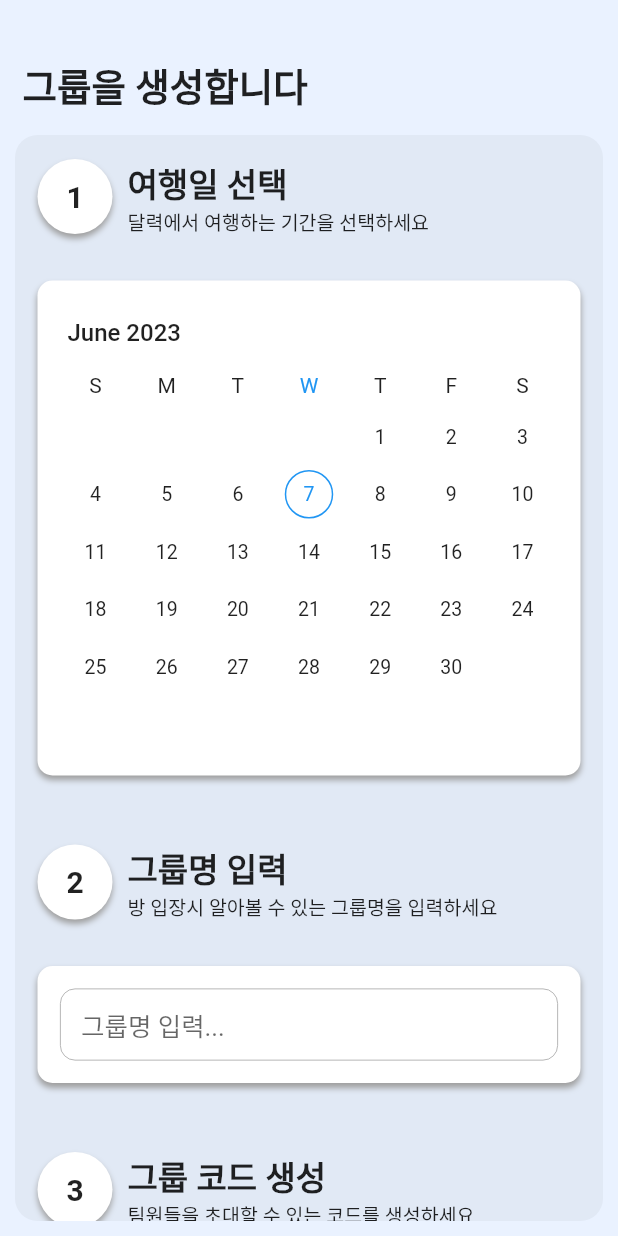
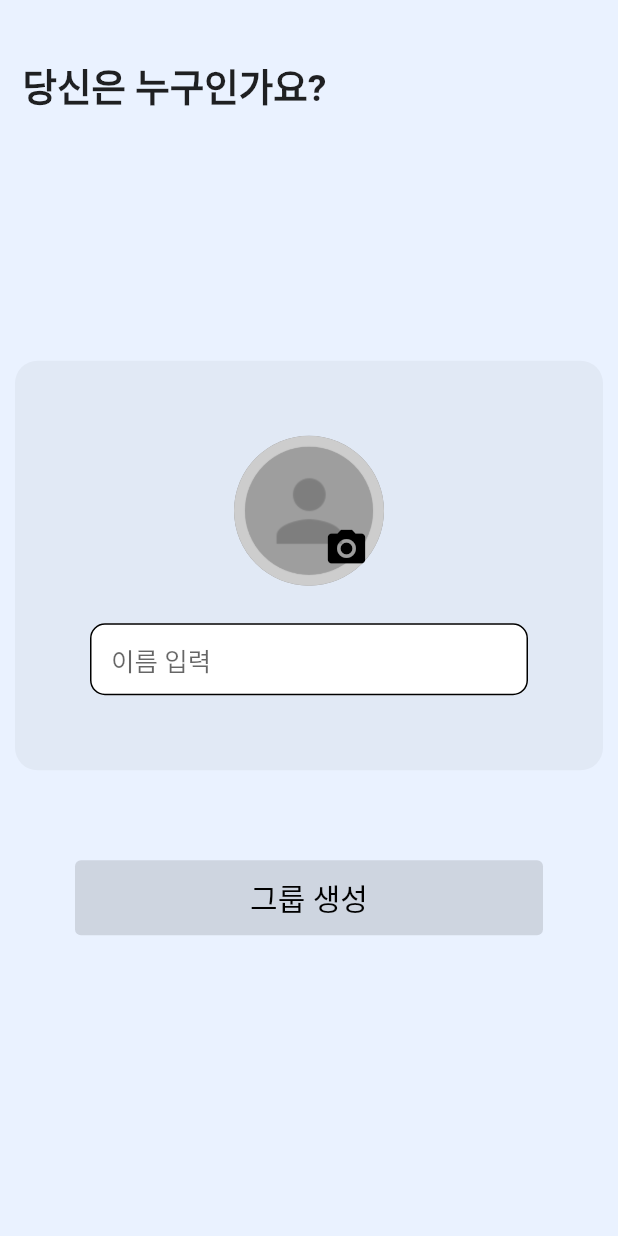
Before and after one commit to MoraeCastle/GoTogether, a Flutter app: the screen it shows after launch, after a tap on "새 그룹 만들기", on a phone screen of 412 x 824 dp. Run offline on Flutter 3.47's test engine with Material 2 defaults, Android fonts, the light colour scheme and no system bars; drawn by our look-alikes of syncfusion_flutter_datepicker; our stand-ins replace bot_toast, firebase_core, firebase_database, flutter_dotenv, google_maps_flutter, image_picker; missing offline and left inert: random_text_reveal; accounts and stored records are empty.

Commit message:
유저추가 씬 액션 구현
- 유저추가 씬 추가.
- 이미지 피커(갤러리 가져오기) 라이브러리 추가.
- 코틀린 버전 최신화.

```diff
--- /dev/null
+++ b/lib/screens/addUser_screen.dart
@@ -0,0 +1,237 @@
+import 'package:bot_toast/bot_toast.dart';
+import 'package:flutter/material.dart';
+import 'package:random_text_reveal/random_text_reveal.dart';
+import '../utils/system_util.dart';
+import 'package:image_picker/image_picker.dart';
+import 'dart:io';
+
+/// 유저추가 씬
+class AddUserView extends StatefulWidget {
+  const AddUserView({Key? key}) : super(key: key);
+
+  @override
+  State<StatefulWidget> createState() => _AddUserView();
+}
+
+class _AddUserView extends State<AddUserView> {
+  // 그룹정보 입력 여부
+  bool isAllTyped = false;
+
+  bool isDateCheck = false;
+  bool isGeneratedCode = false;
+
+  Color checkValueColor = const Color.fromARGB(255, 159, 195, 255);
+
+  // 그룹명 입력 컨트롤러
+  TextEditingController groupNameController = TextEditingController();
+
+  String groupCode = '';
+
+  // 그룹코드 위젯
+  final GlobalKey<RandomTextRevealState> globalKey = GlobalKey();
+
+  XFile? _imageFile; // 카메라/갤러리에서 사진 가져올 때 사용함 (image_picker)
+  final ImagePicker _picker =
+      ImagePicker(); // 카메라/갤러리에서 사진 가져올 때 사용함 (image_picker)
+
+  // 다음으로 넘어가기
+  VoidCallback createGroupAction = () {
+    BotToast.showText(text: '그룹을 생성합니다...');
+  };
+
+  // 다음 버튼 활성화 체크
+  void setAllTypeState() {
+    setState(() {
+      // 변경값 알려주기
+      isAllTyped = isDateCheck &&
+          groupNameController.value.text.isNotEmpty &&
+          groupCode.isNotEmpty;
+    });
+  }
+
+  @override
+  void initState() {
+    super.initState();
+
+    groupCode = SystemUtil.generateGroupCode();
+  }
+
+  @override
+  Widget build(BuildContext context) {
+    return Scaffold(
+        backgroundColor: const Color.fromARGB(255, 234, 242, 255),
+        body: Stack(
+          children: [
+            Column(
+              children: [
+                Container(
+                    margin: const EdgeInsets.only(top: 30),
+                    width: double.infinity,
+                    height: 50,
+                    alignment: Alignment.bottomLeft,
+                    child: const Padding(
+                      padding: EdgeInsets.only(left: 15, bottom: 5),
+                      child: Text(
+                        '당신은 누구인가요?',
+                        style: TextStyle(
+                            fontSize: 25, fontWeight: FontWeight.bold),
+                      ),
+                    )),
+                Expanded(
+                    child: Column(
+                  mainAxisAlignment: MainAxisAlignment.center,
+                  children: [
+                    Center(
+                      child: Container(
+                          margin: const EdgeInsets.all(10),
+                          padding: const EdgeInsets.all(50),
+                          decoration: BoxDecoration(
+                            color: Colors.black.withAlpha(10),
+                            borderRadius: BorderRadius.circular(15),
+                          ),
+                          child: Column(
+                            children: [
+                              imageProfile(),
+                              SizedBox(
+                                height: 25,
+                              ),
+                              TextField(
+                                controller: TextEditingController(),
+                                decoration: const InputDecoration(
+                                  filled: true,
+                                  fillColor: Colors.white,
+                                  hintText: '이름 입력',
+                                  contentPadding: EdgeInsets.only(
+                                      left: 14.0, bottom: 8.0, top: 8.0),
+                                  enabledBorder: OutlineInputBorder(
+                                    borderSide: BorderSide(
+                                        color: Colors.black, width: 1),
+                                    borderRadius:
+                                        BorderRadius.all(Radius.circular(10)),
+                                  ),
+                                  focusedBorder: OutlineInputBorder(
+                                    borderSide: BorderSide(
+                                        color: Colors.black, width: 1.0),
+                                    borderRadius:
+                                        BorderRadius.all(Radius.circular(10)),
+                                  ),
+                                ),
+                                style: const TextStyle(),
+                              ),
+                            ],
+                          )),
+                    ),
+                    Container(
+                      padding: const EdgeInsets.all(50),
+                      height: 150,
+                      width: double.infinity,
+                      child: ElevatedButton(
+                          onPressed: isAllTyped ? createGroupAction : null,
+                          style: ElevatedButton.styleFrom(
+                              backgroundColor:
+                                  const Color.fromARGB(255, 139, 174, 255),
+                              elevation: 5),
+                          child: const Text(
+                            '그룹 생성',
+                            style: TextStyle(fontSize: 20, color: Colors.black),
+                          )),
+                    ),
+                  ],
+                ))
+              ],
+            ),
+          ],
+        ));
+  }
+
+  Widget imageProfile() {
+    return Center(
+      child: Stack(
+        children: <Widget>[
+          CircleAvatar(
+            radius: 50,
+            backgroundColor: Colors.grey,
+            backgroundImage: _imageFile == null
+                ? const AssetImage('assets/images/profile_back.png')
+                : Image.file(
+                    File(_imageFile!.path),
+                    fit: BoxFit.cover,
+                  ).image,
+          ),
+          Positioned(
+              bottom: 10,
+              right: 10,
+              child: InkWell(
+                onTap: () {
+                  showModalBottomSheet(
+                      context: context, builder: ((builder) => bottomSheet()));
+                },
+                child: const Icon(
+                  Icons.camera_alt,
+                  color: Colors.black,
+                  size: 30,
+                ),
+              ))
+        ],
+      ),
+    );
+  }
+
+  Widget bottomSheet() {
+    return Container(
+        height: 100,
+        width: MediaQuery.of(context).size.width,
+        margin: EdgeInsets.symmetric(horizontal: 20, vertical: 20),
+        child: Column(
+          children: <Widget>[
+            Text(
+              '프로필 등록',
+              style: TextStyle(
+                fontSize: 20,
+              ),
+            ),
+            SizedBox(
+              height: 20,
+            ),
+            Row(
+              mainAxisAlignment: MainAxisAlignment.spaceBetween,
+              children: <Widget>[
+                ElevatedButton.icon(
+                  icon: Icon(
+                    Icons.camera,
+                    size: 50,
+                  ),
+                  onPressed: () {
+                    takePhoto(ImageSource.camera);
+                  },
+                  label: Text(
+                    '카메라',
+                    style: TextStyle(fontSize: 20),
+                  ),
+                ),
+                ElevatedButton.icon(
+                  icon: Icon(
+                    Icons.photo_library,
+                    size: 50,
+                  ),
+                  onPressed: () {
+                    takePhoto(ImageSource.gallery);
+                  },
+                  label: Text(
+                    '갤러리',
+                    style: TextStyle(fontSize: 20),
+                  ),
+                )
+              ],
+            )
+          ],
+        ));
+  }
+
+  takePhoto(ImageSource source) async {
+    final pickedFile = await _picker.pickImage(source: source);
+    setState(() {
+      _imageFile = pickedFile;
+    });
+  }
+}
--- a/lib/screens/log_in_screen.dart
+++ b/lib/screens/log_in_screen.dart
@@ -95,7 +95,8 @@ class LoginView extends StatelessWidget {
                         buttonText: "새 그룹 만들기",
                         action: () => {
                           // Navigator.pop(context),
-                          Navigator.pushNamed(context, CreateGroupRoute),
+                          // Navigator.pushNamed(context, CreateGroupRoute),
+                          Navigator.pushNamed(context, AddUserRoute),
                         },
                       ),
                       // 비회원으로 접속
--- a/lib/service/router_service.dart
+++ b/lib/service/router_service.dart
@@ -1,4 +1,5 @@
 import 'package:flutter/material.dart';
+import 'package:go_together/screens/addUser_screen.dart';
 import 'package:go_together/screens/createGroup_screen.dart';
 import 'package:go_together/screens/log_in_screen.dart';
 import 'package:go_together/screens/main_screen.dart';
@@ -15,6 +16,8 @@ Route<dynamic> generateRoute(RouteSettings settings) {
       return MaterialPageRoute(builder: (context) => MapView());
     case CreateGroupRoute:
       return MaterialPageRoute(builder: (context) => const CreateGroupView());
+    case AddUserRoute:
+      return MaterialPageRoute(builder: (context) => const AddUserView());
     default:
       return MaterialPageRoute(builder: (context) => const HomeView());
   }
--- a/lib/service/routing_service.dart
+++ b/lib/service/routing_service.dart
@@ -2,3 +2,4 @@ const String HomeViewRoute = '/';
 const String LoginViewRoute = 'login';
 const String MapViewRoute = 'map';
 const String CreateGroupRoute = 'create';
+const String AddUserRoute = 'user';
--- a/pubspec.yaml
+++ b/pubspec.yaml
@@ -21,6 +21,7 @@ dependencies:
   flutter_localizations:
     sdk: flutter
   random_text_reveal: ^0.0.6
+  image_picker: ^0.8.7+5
 
 dev_dependencies:
   flutter_test:
```
Also changed, not shown: pubspec.lock, 1 other file.
